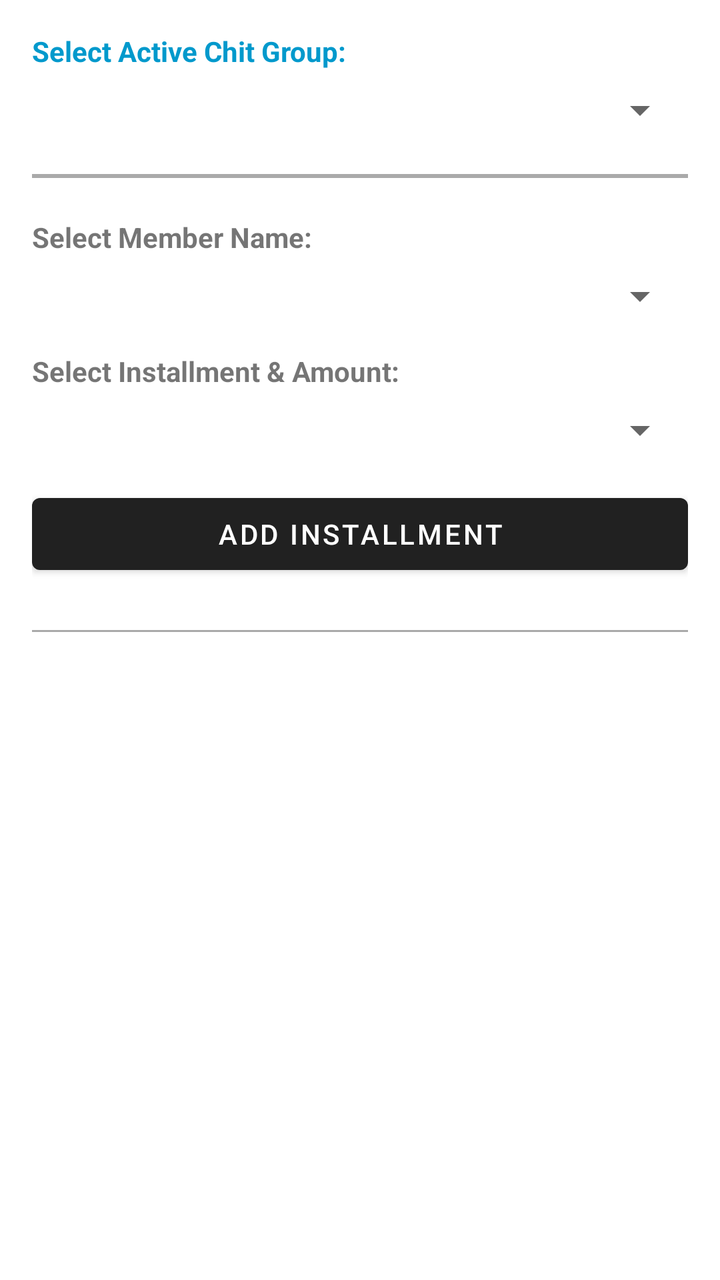
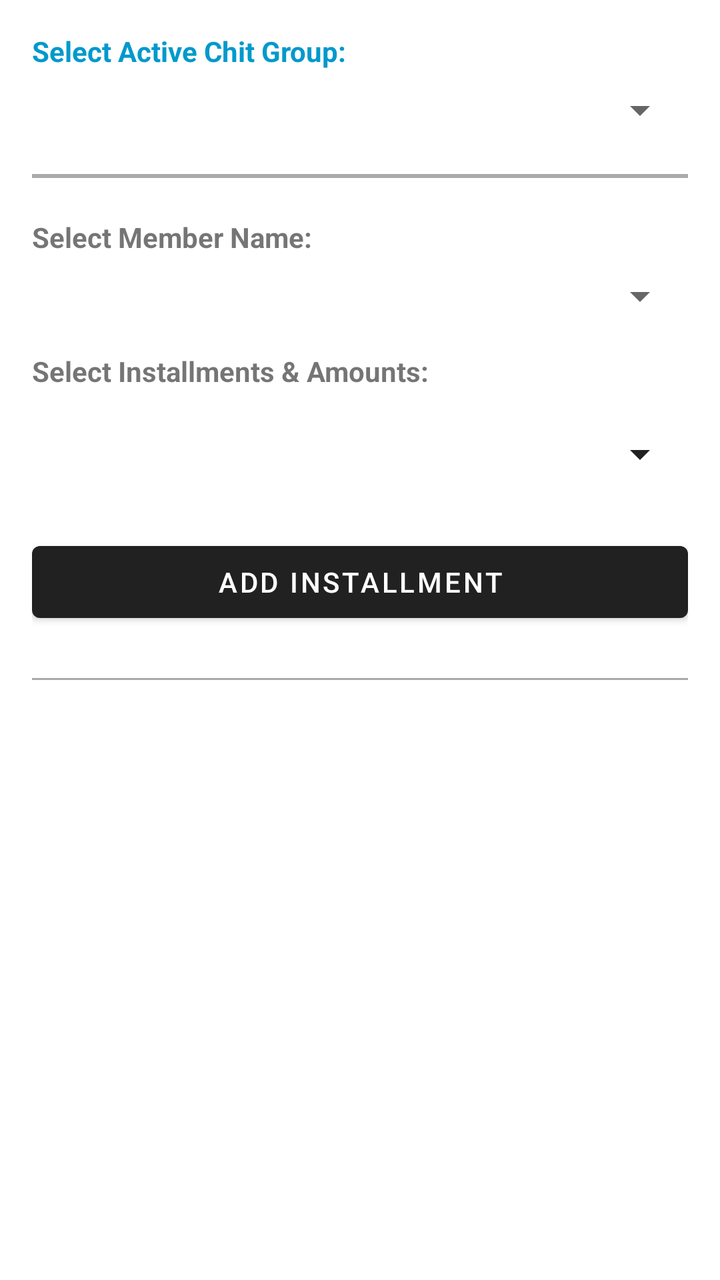

Compare the two renders of this Android layout. The source of the first and the diff that turns it into the second are given below.
<!-- AndroidManifest.xml: application theme Theme.MaterialComponents.Light.DarkActionBar -->
<!-- res/layout/activity_main.xml -->
<?xml version="1.0" encoding="utf-8"?>
<ScrollView xmlns:android="http://schemas.android.com/apk/res/android"
    android:layout_width="match_parent"
    android:layout_height="match_parent"
    android:padding="16dp">

    <LinearLayout
        android:layout_width="match_parent"
        android:layout_height="wrap_content"
        android:orientation="vertical">

        
        <TextView
            android:layout_width="wrap_content"
            android:layout_height="wrap_content"
            android:text="Select Active Chit Group:"
            android:textStyle="bold"
            android:textColor="@android:color/holo_blue_dark" />
            
        <Spinner
            android:id="@+id/spChitSelector"
            android:layout_width="match_parent"
            android:layout_height="wrap_content"
            android:layout_marginTop="8dp"
            android:layout_marginBottom="20dp" />

        <View
            android:layout_width="match_parent"
            android:layout_height="2dp"
            android:background="@android:color/darker_gray"
            android:layout_marginBottom="20dp"/>

        
        <LinearLayout
            android:id="@+id/llFormContainer"
            android:layout_width="match_parent"
            android:layout_height="wrap_content"
            android:orientation="vertical">

            
            <TextView
                android:layout_width="wrap_content"
                android:layout_height="wrap_content"
                android:text="Select Member Name:"
                android:textStyle="bold" />
                
            <Spinner
                android:id="@+id/spMembers"
                android:layout_width="match_parent"
                android:layout_height="wrap_content"
                android:layout_marginTop="8dp"
                android:layout_marginBottom="16dp"/>

            <TextView
                android:layout_width="wrap_content"
                android:layout_height="wrap_content"
                android:text="Select Installment &amp; Amount:"
                android:textStyle="bold" />
                
            <Spinner
                android:id="@+id/spInstallmentOptions"
                android:layout_width="match_parent"
                android:layout_height="wrap_content"
                android:layout_marginTop="8dp"
                android:layout_marginBottom="16dp"/>

            <Button
                android:id="@+id/btnAddInstallment"
                android:layout_width="match_parent"
                android:layout_height="wrap_content"
                android:text="Add Installment"
                android:layout_marginBottom="24dp"/>

            <View
                android:layout_width="match_parent"
                android:layout_height="1dp"
                android:background="@android:color/darker_gray"
                android:layout_marginBottom="24dp"/>
        </LinearLayout>

        
        <TextView
            android:id="@+id/tvFundTitle"
            android:layout_width="match_parent"
            android:layout_height="wrap_content"
            android:textSize="20sp"
            android:textStyle="bold"
            android:layout_marginBottom="16dp" />

        <HorizontalScrollView
            android:layout_width="match_parent"
            android:layout_height="wrap_content">

            <TableLayout
                android:id="@+id/tlFundTable"
                android:layout_width="wrap_content"
                android:layout_height="wrap_content"
                android:stretchColumns="*" />
        </HorizontalScrollView>

    </LinearLayout>
</ScrollView>
<!-- resources referenced by this layout -->
<resources>

</resources>

<!-- the commit's change to res/layout/activity_main.xml (unified diff, before → after) -->
@@ -9,7 +9,6 @@
         android:layout_height="wrap_content"
         android:orientation="vertical">
 
-        
         <TextView
             android:layout_width="wrap_content"
             android:layout_height="wrap_content"
@@ -30,14 +29,12 @@
             android:background="@android:color/darker_gray"
             android:layout_marginBottom="20dp"/>
 
-        
         <LinearLayout
             android:id="@+id/llFormContainer"
             android:layout_width="match_parent"
             android:layout_height="wrap_content"
             android:orientation="vertical">
 
-            
             <TextView
                 android:layout_width="wrap_content"
                 android:layout_height="wrap_content"
@@ -54,15 +51,20 @@
             <TextView
                 android:layout_width="wrap_content"
                 android:layout_height="wrap_content"
-                android:text="Select Installment &amp; Amount:"
+                android:text="Select Installments &amp; Amounts:"
                 android:textStyle="bold" />
                 
-            <Spinner
-                android:id="@+id/spInstallmentOptions"
+            <Button
+                android:id="@+id/btnSelectInstallments"
                 android:layout_width="match_parent"
                 android:layout_height="wrap_content"
                 android:layout_marginTop="8dp"
-                android:layout_marginBottom="16dp"/>
+                android:layout_marginBottom="16dp"
+                android:text="Tap to Select Installments"
+                style="?android:attr/spinnerStyle"
+                android:gravity="start|center_vertical"
+                android:paddingStart="12dp"
+                android:textAllCaps="false" />
 
             <Button
                 android:id="@+id/btnAddInstallment"
@@ -78,7 +80,6 @@
                 android:layout_marginBottom="24dp"/>
         </LinearLayout>
 
-        
         <TextView
             android:id="@+id/tvFundTitle"
             android:layout_width="match_parent"
